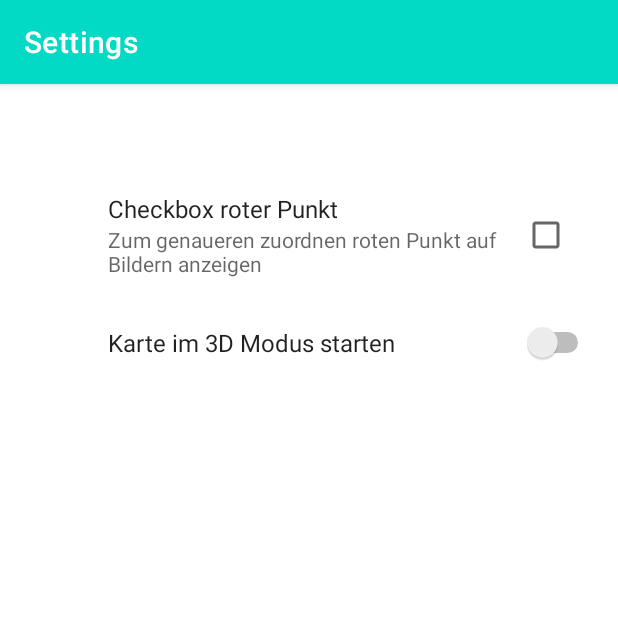
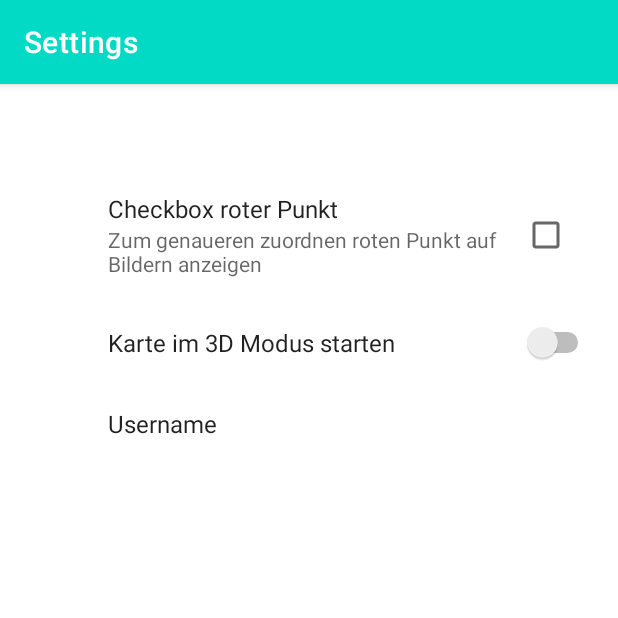
Before and after one commit to FL099/VacationStation_App, an Android app: the Settings screen opened through its navigation route, on a phone screen of 412 x 824 dp, the top half of it. Run offline under Robolectric (Android 15) with nearby library versions, the phone set to English and light mode, and no system bars; our stand-ins replace androidx.preference, navigation-ui.

Commit message:
Settings verändern Karte, Username hinzugefügt

```diff
--- a/app/src/main/java/com/example/vacationstation/MapItemsExample.java
+++ b/app/src/main/java/com/example/vacationstation/MapItemsExample.java
@@ -101,11 +101,14 @@ public class MapItemsExample {
 
         // Centered on location.
         addPhotoMapMarker(geoCoordinates);
+
+
+
         for (MemoryItem m:MainActivity.lst_memories) {
             GeoCoordinates geo = new GeoCoordinates(m.getCoordLat(), m.getCoordLon());
             addPhotoMapMarker(geo, R.drawable.card1);
 
-            if (Settings.Dot){
+            if (!Settings.Dot){
                 addCircleMapMarker(geo);
             }
 
--- a/app/src/main/res/values-night/strings.xml
+++ b/app/src/main/res/values-night/strings.xml
@@ -25,4 +25,5 @@
     <string name="home_bspStadt">BeispielStadt</string>
     <string name="home_bspDesc">Beispielbeschreibung</string>
     <string name="add_loc">Location (optional (Format: 1.234 N, 2,345 E))</string>
+    <string name="username">Username</string>
 </resources>
--- a/app/src/main/res/values/strings.xml
+++ b/app/src/main/res/values/strings.xml
@@ -24,6 +24,7 @@
     <string name="home_bspStadt">BeispielStadt</string>
     <string name="home_bspDesc">Beispielbeschreibung</string>
     <string name="add_loc">Location (optional (Format: 1.234 N, 2,345 E))</string>
+    <string name="username">Username</string>
 
 
 </resources>
--- a/app/src/main/res/xml/preferences.xml
+++ b/app/src/main/res/xml/preferences.xml
@@ -2,6 +2,7 @@
 <PreferenceScreen xmlns:android="http://schemas.android.com/apk/res/android"
     >
     <CheckBoxPreference
+        android:defaultValue="false"
         android:key="redDot"
         android:summary="Zum genaueren zuordnen roten Punkt auf Bildern anzeigen"
         android:title="Checkbox roter Punkt"
@@ -12,5 +13,11 @@
         android:key="card_pref"
         android:title="Karte im 3D Modus starten" />
 
+    <EditTextPreference
+        android:defaultValue="test"
+        android:key="username"
+        android:title="@string/username"
+        />
+
 
 </PreferenceScreen>
```
